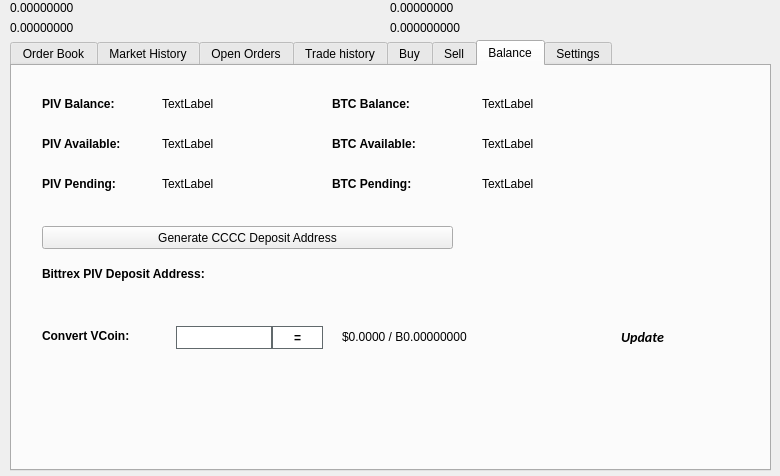
Old version of the form src/qt/forms/tradingdialog.ui in the repository jonspock/tessa.
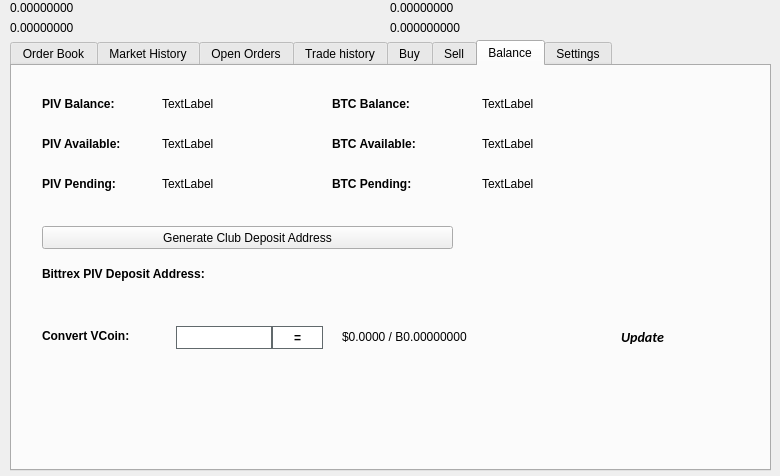
New version of the form. The open tabs and pages were chosen to show the change. Icons and pictures are not drawn.

Commit message: renaming to club

The edit to the form file:
```diff
--- a/src/qt/forms/tradingdialog.ui
+++ b/src/qt/forms/tradingdialog.ui
@@ -2941,7 +2941,7 @@
       </rect>
      </property>
      <property name="text">
-      <string>Generate CCCC Deposit Address</string>
+      <string>Generate Club Deposit Address</string>
      </property>
      <property name="icon">
       <iconset resource="../pivx.qrc">
```
The commit also changes 174 other files.
